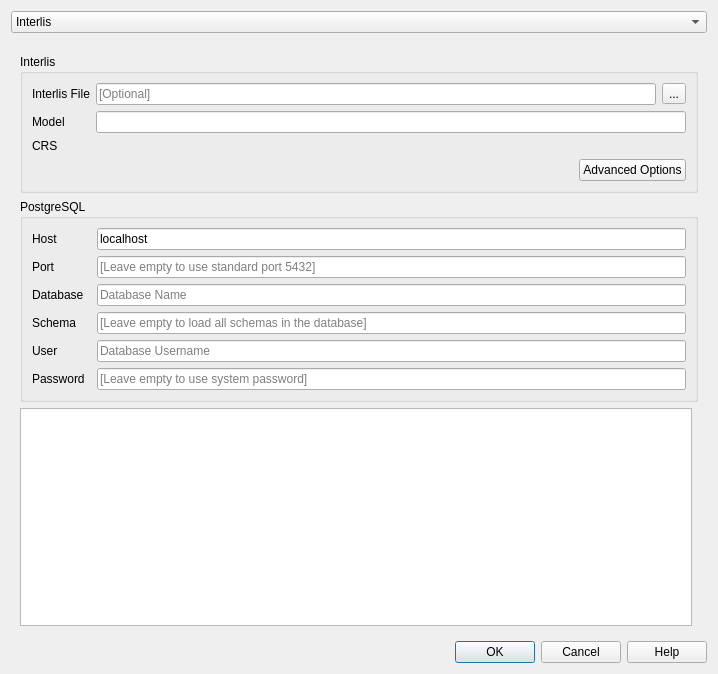
The window that projectgenerator/ui/generate_project.ui (opengisch/QgisModelBaker) describes before a commit, drawn with Qt 5.
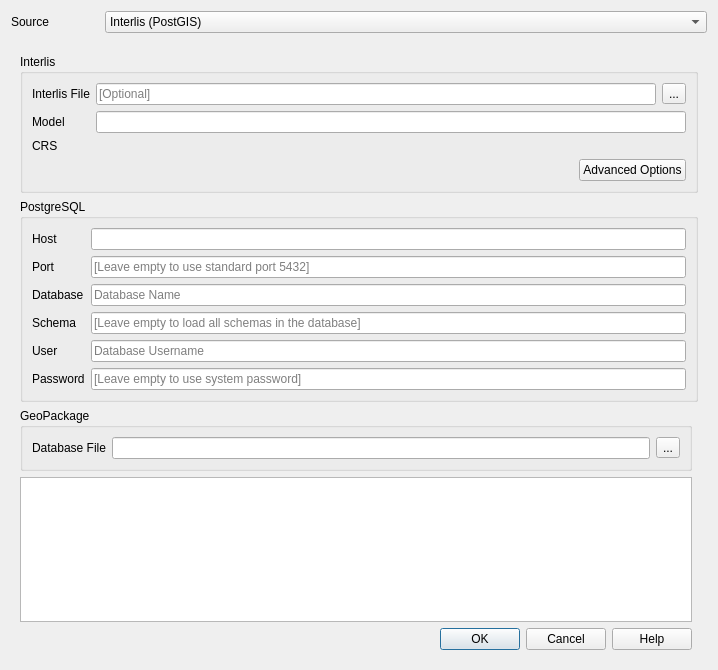
The same window after the commit. Custom widgets are drawn as their Qt base class.

Commit message: Add GeoPackage GUI controls for Generate project

Patch:
```diff
--- a/projectgenerator/ui/generate_project.ui
+++ b/projectgenerator/ui/generate_project.ui
@@ -7,13 +7,56 @@
     <x>0</x>
     <y>0</y>
     <width>718</width>
-    <height>674</height>
+    <height>670</height>
    </rect>
   </property>
   <property name="windowTitle">
    <string>Generate Project</string>
   </property>
   <layout class="QGridLayout" name="gridLayout">
+   <item row="0" column="0">
+    <widget class="QLabel" name="label_10">
+     <property name="sizePolicy">
+      <sizepolicy hsizetype="Preferred" vsizetype="Preferred">
+       <horstretch>0</horstretch>
+       <verstretch>0</verstretch>
+      </sizepolicy>
+     </property>
+     <property name="maximumSize">
+      <size>
+       <width>88</width>
+       <height>16777215</height>
+      </size>
+     </property>
+     <property name="text">
+      <string>Source</string>
+     </property>
+    </widget>
+   </item>
+   <item row="0" column="1">
+    <widget class="QComboBox" name="type_combo_box">
+     <item>
+      <property name="text">
+       <string>Interlis (PostGIS)</string>
+      </property>
+     </item>
+     <item>
+      <property name="text">
+       <string>Interlis (GeoPackage)</string>
+      </property>
+     </item>
+     <item>
+      <property name="text">
+       <string>PostGIS</string>
+      </property>
+     </item>
+     <item>
+      <property name="text">
+       <string>GeoPackage</string>
+      </property>
+     </item>
+    </widget>
+   </item>
    <item row="1" column="0" colspan="2">
     <widget class="QStackedWidget" name="stackedWidget">
      <property name="currentIndex">
@@ -57,16 +100,6 @@
             </property>
            </widget>
           </item>
-          <item row="0" column="2" rowspan="2">
-           <widget class="QLineEdit" name="pg_host_line_edit">
-            <property name="text">
-             <string>localhost</string>
-            </property>
-            <property name="placeholderText">
-             <string>Database Hostname</string>
-            </property>
-           </widget>
-          </item>
           <item row="9" column="0">
            <widget class="QLabel" name="label_5">
             <property name="text">
@@ -84,13 +117,6 @@
             </property>
            </widget>
           </item>
-          <item row="0" column="0" rowspan="2" colspan="2">
-           <widget class="QLabel" name="label_2">
-            <property name="text">
-             <string>Host</string>
-            </property>
-           </widget>
-          </item>
           <item row="3" column="2">
            <widget class="QLineEdit" name="pg_database_line_edit">
             <property name="placeholderText">
@@ -126,6 +152,31 @@
             </property>
            </widget>
           </item>
+          <item row="0" column="0">
+           <widget class="QLabel" name="label_9">
+            <property name="text">
+             <string>Host</string>
+            </property>
+           </widget>
+          </item>
+          <item row="0" column="2">
+           <widget class="QLineEdit" name="pg_host_line_edit"/>
+            <property name="text">
+             <string>localhost</string>
+            </property>
+            <property name="placeholderText">
+             <string>Database Hostname</string>
+            </property>
+          </item>
+         </layout>
+        </widget>
+       </item>
+       <item row="0" column="1">
+        <widget class="QWidget" name="widget" native="true">
+         <layout class="QGridLayout" name="gridLayout_2">
+          <property name="margin">
+           <number>0</number>
+          </property>
          </layout>
         </widget>
        </item>
@@ -208,42 +259,54 @@
          </layout>
         </widget>
        </item>
-       <item row="4" column="0">
+       <item row="6" column="0">
         <widget class="QTextBrowser" name="txtStdout">
          <property name="openLinks">
           <bool>false</bool>
          </property>
         </widget>
        </item>
+       <item row="5" column="0">
+        <widget class="QGroupBox" name="gpkg_config">
+         <property name="title">
+          <string>GeoPackage</string>
+         </property>
+         <layout class="QGridLayout" name="gridLayout_6">
+          <item row="0" column="1">
+           <widget class="QLabel" name="label_2">
+            <property name="text">
+             <string>Database File</string>
+            </property>
+           </widget>
+          </item>
+          <item row="0" column="2">
+           <widget class="QLineEdit" name="geopackage_file"/>
+          </item>
+          <item row="0" column="3">
+           <widget class="QToolButton" name="geopackage_browse_button">
+            <property name="text">
+             <string>...</string>
+            </property>
+           </widget>
+          </item>
+         </layout>
+        </widget>
+       </item>
+       <item row="7" column="0">
+        <widget class="QDialogButtonBox" name="buttonBox">
+         <property name="orientation">
+          <enum>Qt::Horizontal</enum>
+         </property>
+         <property name="standardButtons">
+          <set>QDialogButtonBox::Cancel|QDialogButtonBox::Help|QDialogButtonBox::Ok</set>
+         </property>
+        </widget>
+       </item>
       </layout>
      </widget>
      <widget class="QWidget" name="page_2"/>
     </widget>
    </item>
-   <item row="2" column="0" colspan="2">
-    <widget class="QDialogButtonBox" name="buttonBox">
-     <property name="orientation">
-      <enum>Qt::Horizontal</enum>
-     </property>
-     <property name="standardButtons">
-      <set>QDialogButtonBox::Cancel|QDialogButtonBox::Help|QDialogButtonBox::Ok</set>
-     </property>
-    </widget>
-   </item>
-   <item row="0" column="0" colspan="2">
-    <widget class="QComboBox" name="type_combo_box">
-     <item>
-      <property name="text">
-       <string>Interlis</string>
-      </property>
-     </item>
-     <item>
-      <property name="text">
-       <string>Postgis</string>
-      </property>
-     </item>
-    </widget>
-   </item>
   </layout>
  </widget>
  <customwidgets>
```
Left out of the diff: 13 changed lines with no effect on the pictures. The commit also changes 1 other file.
